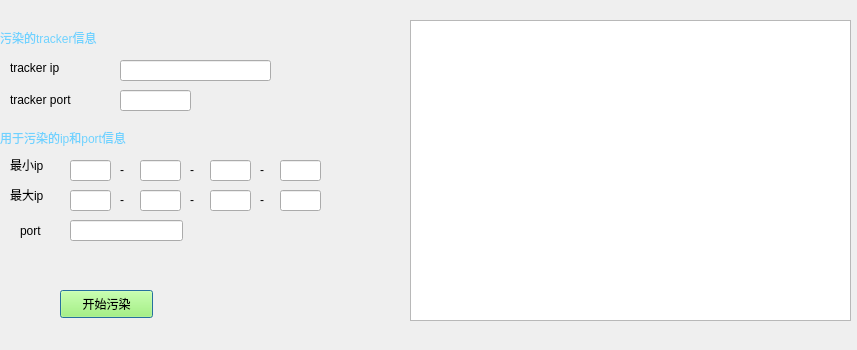
Qt form gui/index_pollution.ui (RaymondHX/contentSecurityLab) before a commit.
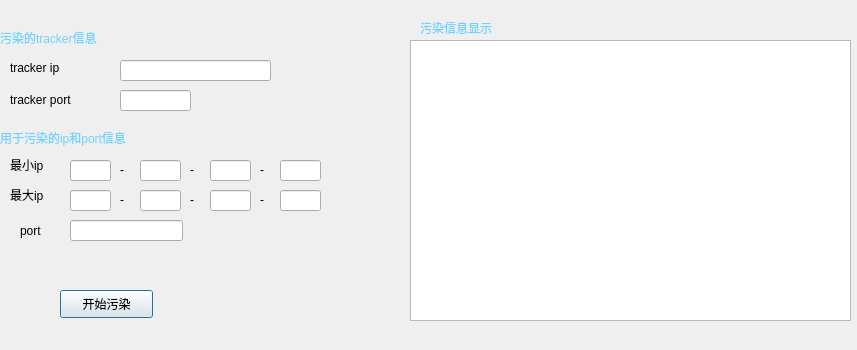
The same form after that commit.

```diff
--- a/gui/index_pollution.ui
+++ b/gui/index_pollution.ui
@@ -341,9 +341,7 @@
     </rect>
    </property>
    <property name="styleSheet">
-    <string notr="true">
-background-color: rgb(155, 255, 88);
-font: 9pt &quot;微软雅黑&quot;;	
+    <string notr="true">font: 9pt &quot;微软雅黑&quot;;	
 </string>
    </property>
    <property name="text">
@@ -371,15 +369,32 @@
    <property name="geometry">
     <rect>
      <x>410</x>
-     <y>20</y>
+     <y>40</y>
      <width>441</width>
-     <height>301</height>
+     <height>281</height>
     </rect>
    </property>
    <property name="styleSheet">
     <string notr="true">font: 9pt &quot;微软雅黑&quot;;</string>
    </property>
   </widget>
+  <widget class="QLabel" name="label_14">
+   <property name="geometry">
+    <rect>
+     <x>420</x>
+     <y>20</y>
+     <width>121</width>
+     <height>16</height>
+    </rect>
+   </property>
+   <property name="styleSheet">
+    <string notr="true">color:rgb(111, 210, 255);
+font: 9pt &quot;微软雅黑&quot;;</string>
+   </property>
+   <property name="text">
+    <string>污染信息显示</string>
+   </property>
+  </widget>
  </widget>
  <resources/>
  <connections/>
```
